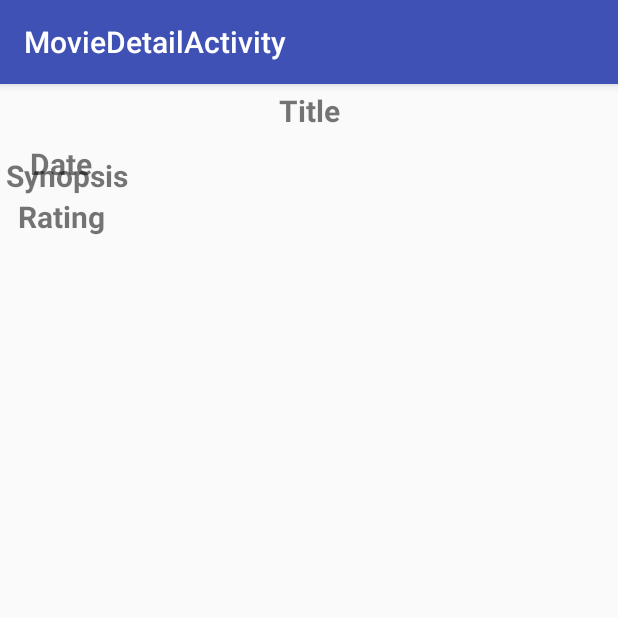
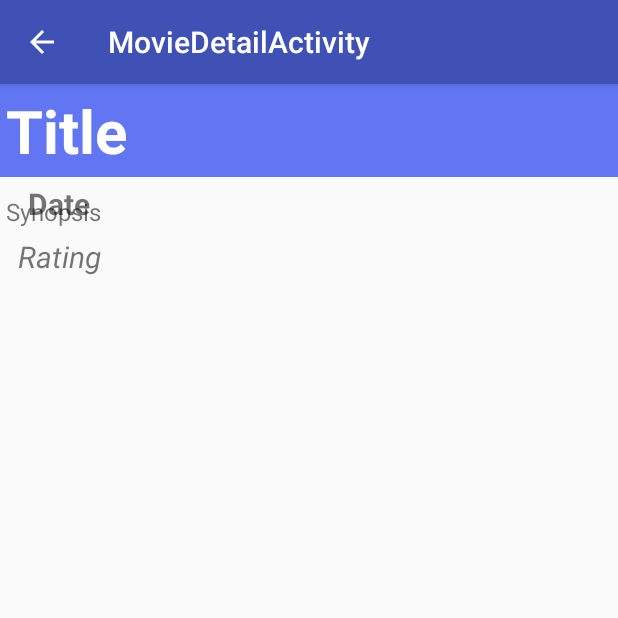
Before and after one commit to gravindrareddy/Proj1MoviesStage1, an Android app: the MovieDetailActivity screen opened directly, with no data from a screen before it, on a phone screen of 412 x 824 dp, the top half of it. Run offline under Robolectric (Android 15) with nearby library versions, the phone set to English and light mode, and no system bars; our stand-ins replace Picasso; pictures from the network do not load; 6 statements that could not run were skipped.

Commit message:
Added back button to 'Details' view Placed all hard coded values in dimens

```diff
--- a/app/src/main/AndroidManifest.xml
+++ b/app/src/main/AndroidManifest.xml
@@ -12,7 +12,6 @@
         android:supportsRtl="true"
         android:theme="@style/AppTheme">
 
-
         <activity android:name=".MoviesGridActivity">
             <intent-filter>
                 <action android:name="android.intent.action.MAIN" />
@@ -22,7 +21,11 @@
         </activity>
         <activity
             android:name=".MovieDetailActivity"
-            android:label="@string/title_activity_movie_detail"></activity>
+            android:label="@string/title_activity_movie_detail">
+            <meta-data
+                android:name="android.support.PARENT_ACTIVITY"
+                android:value=".MoviesGridActivity" />
+        </activity>
 
         <activity
             android:name=".SettingsActivity"
--- a/app/src/main/java/redgun/moviesstage1/MovieDetailActivity.java
+++ b/app/src/main/java/redgun/moviesstage1/MovieDetailActivity.java
@@ -20,6 +20,7 @@ public class MovieDetailActivity extends AppCompatActivity {
     protected void onCreate(Bundle savedInstanceState) {
         super.onCreate(savedInstanceState);
         setContentView(R.layout.activity_movie_detail);
+        getSupportActionBar().setDisplayHomeAsUpEnabled(true);
         Intent i = getIntent();
         Movies mi = i.getExtras().getParcelable("parcelMovie");
 
--- a/app/src/main/res/layout/activity_movie_detail.xml
+++ b/app/src/main/res/layout/activity_movie_detail.xml
@@ -1,5 +1,11 @@
 <?xml version="1.0" encoding="utf-8"?>
-<RelativeLayout xmlns:android="http://schemas.android.com/apk/res/android"
+<ScrollView xmlns:android="http://schemas.android.com/apk/res/android"
+    android:layout_width="fill_parent"
+    android:layout_height="wrap_content"
+    android:fillViewport="false"
+    android:orientation="vertical">
+
+    <RelativeLayout
         android:layout_width="match_parent"
         android:layout_height="wrap_content">
 
@@ -7,51 +13,50 @@
             android:id="@+id/movie_title_tv"
             android:layout_width="match_parent"
             android:layout_height="wrap_content"
-        android:gravity="center"
-        android:padding="4dp"
+            android:background="@color/colorTextBackground"
+            android:gravity="left"
+            android:padding="@dimen/padding_small"
             android:text="Title"
-        android:textSize="20sp"
+            android:textColor="@android:color/white"
+            android:textSize="@dimen/text_movie_details_title_big"
             android:textStyle="bold" />
-
 
         <ImageView
             android:id="@+id/movie_poster_iv"
             android:layout_width="wrap_content"
             android:layout_height="wrap_content"
             android:layout_below="@id/movie_title_tv"
-
             android:gravity="left"
-        android:padding="4dp" />
+            android:padding="@dimen/padding_small" />
 
         <LinearLayout
             android:layout_width="wrap_content"
             android:layout_height="wrap_content"
             android:layout_below="@id/movie_title_tv"
             android:layout_toRightOf="@id/movie_poster_iv"
-        android:orientation="vertical">
+            android:layout_gravity="center_vertical"
+            android:orientation="vertical"
+            android:gravity="center">
 
             <TextView
                 android:id="@+id/movie_release_date_tv"
                 android:layout_width="wrap_content"
                 android:layout_height="wrap_content"
-            android:layout_gravity="center"
                                 android:gravity="center"
-            android:padding="4dp"
+                android:padding="@dimen/padding_small"
                 android:text="Date"
-            android:textSize="20sp"
+                android:textSize="@dimen/text_movie_details_default"
                 android:textStyle="bold" />
 
             <TextView
                 android:id="@+id/movie_user_rating_tv"
                 android:layout_width="wrap_content"
                 android:layout_height="wrap_content"
-            android:layout_gravity="center"
                 android:gravity="center"
-            android:padding="4dp"
+                android:padding="@dimen/padding_small"
                 android:text="Rating"
-            android:textSize="20sp"
-            android:textStyle="bold" />
-
+                android:textSize="@dimen/text_movie_details_default"
+                android:textStyle="italic" />
         </LinearLayout>
 
         <TextView
@@ -60,10 +65,10 @@
             android:layout_height="wrap_content"
             android:layout_below="@id/movie_poster_iv"
             android:layout_gravity="center"
-        android:gravity="center"
-        android:padding="4dp"
+            android:gravity="left"
+            android:padding="@dimen/padding_small"
             android:text="Synopsis"
-        android:textSize="20sp"
-        android:textStyle="bold" />
+            android:textSize="@dimen/text_movie_details_synopsis" />
 
     </RelativeLayout>
+</ScrollView>
--- a/app/src/main/res/layout/activity_movies_grid.xml
+++ b/app/src/main/res/layout/activity_movies_grid.xml
@@ -9,7 +9,7 @@
     <GridView
         android:numColumns="auto_fit"
         android:gravity="center"
-        android:columnWidth="130dp"
+        android:columnWidth="@dimen/grid_image_column_width"
         android:stretchMode="columnWidth"
         android:layout_width="fill_parent"
         android:layout_height="fill_parent"
--- a/app/src/main/res/values/colors.xml
+++ b/app/src/main/res/values/colors.xml
@@ -3,4 +3,6 @@
     <color name="colorPrimary">#3F51B5</color>
     <color name="colorPrimaryDark">#303F9F</color>
     <color name="colorAccent">#FF4081</color>
+    <color name="colorTextBackground">#6276f4</color>
+
 </resources>
--- a/app/src/main/res/values/dimens.xml
+++ b/app/src/main/res/values/dimens.xml
@@ -3,4 +3,9 @@
     <dimen name="activity_horizontal_margin">16dp</dimen>
     <dimen name="activity_vertical_margin">16dp</dimen>
     <dimen name="fab_margin">16dp</dimen>
+    <dimen name="grid_image_column_width">130dp</dimen>
+    <dimen name="padding_small">4dp</dimen>
+    <dimen name="text_movie_details_title_big">40sp</dimen>
+    <dimen name="text_movie_details_default">20sp</dimen>
+    <dimen name="text_movie_details_synopsis">16sp</dimen>
 </resources>
```
Lines whose indentation alone changed are shown as unchanged.
